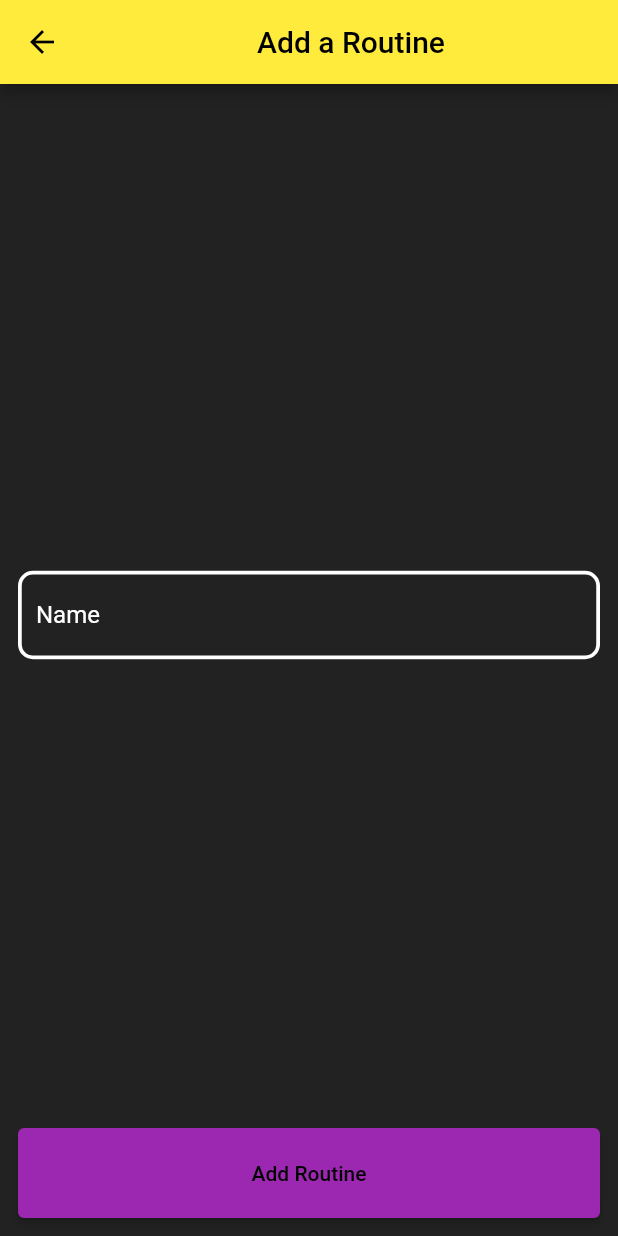
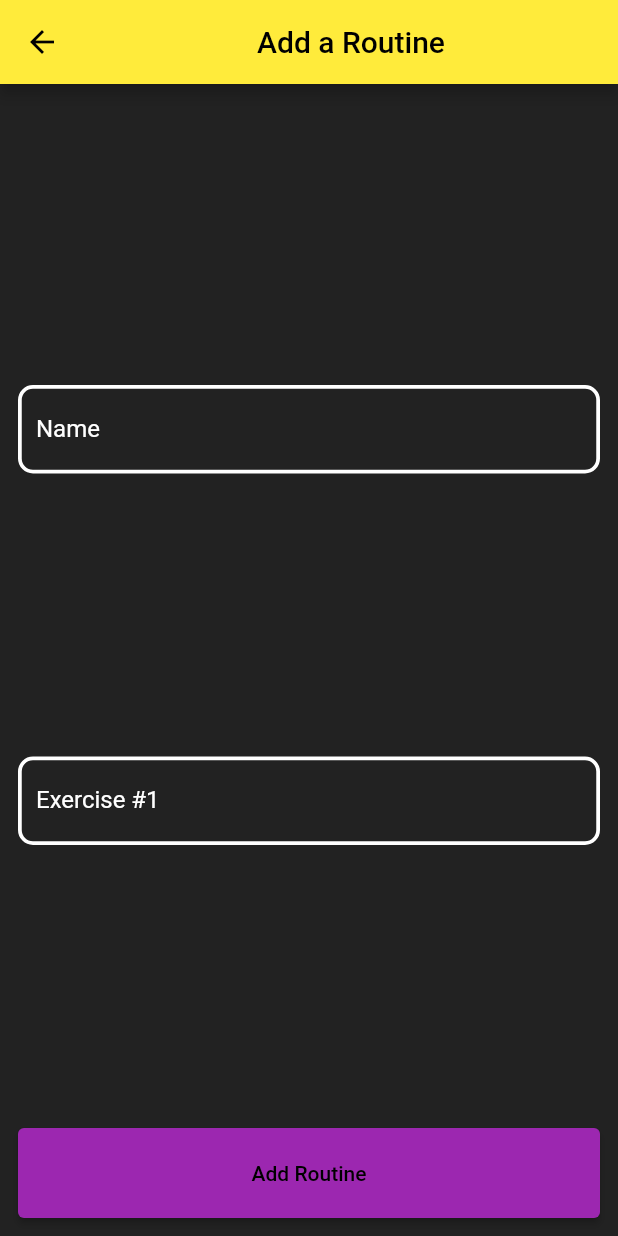
Before and after one commit to WilliamRWalsh/progressive-overload-app, a Flutter app: the AddRoutinePage screen opened directly, on a phone screen of 412 x 824 dp. Run offline on Flutter 3.47's test engine with Material 2 defaults, Android fonts, the phone set to English and light mode, and no system bars; our stand-ins replace flutter_riverpod, hive_flutter; accounts and stored records are empty.

Commit message:
auto complete field

```diff
--- a/lib/add_routine_page.dart
+++ b/lib/add_routine_page.dart
@@ -1,5 +1,6 @@
 import 'package:flutter/material.dart';
 import 'package:flutter_riverpod/flutter_riverpod.dart';
+import 'package:progressive_overload_app/shared/auto_complete_text_field.dart';
 
 class AddRoutinePage extends ConsumerWidget {
   const AddRoutinePage({super.key});
@@ -32,6 +33,14 @@ class AddRoutinePage extends ConsumerWidget {
                   onSaved: (val) =>
                       ref.read(_providerOfName.notifier).state = val,
                 ),
+                AutoCompleteTextField(
+                  items: ['Bench Press', 'Chest Press'],
+                  onSubmitted: (val) {},
+                  decoration: const InputDecoration(
+                    labelText: 'Exercise #1',
+                    hintText: 'Enter Exercise Name',
+                  ),
+                ),
                 SizedBox(
                   width: double.infinity,
                   height: 60,
--- /dev/null
+++ b/lib/shared/auto_complete_text_field.dart
@@ -0,0 +1,87 @@
+import 'package:flutter/material.dart';
+
+class AutoCompleteTextField extends StatefulWidget {
+  const AutoCompleteTextField({
+    required this.items,
+    required this.onSubmitted,
+    required this.decoration,
+  });
+
+  final List<String> items;
+  final Function(String) onSubmitted;
+  final InputDecoration decoration;
+
+  @override
+  _AutoCompleteTextFieldState createState() => _AutoCompleteTextFieldState();
+}
+
+class _AutoCompleteTextFieldState extends State<AutoCompleteTextField> {
+  final _textController = TextEditingController();
+  bool _showAutocomplete = false;
+
+  @override
+  void initState() {
+    super.initState();
+    _textController.addListener(() {
+      final currentText = _textController.text;
+      setState(() {
+        _showAutocomplete = currentText.isNotEmpty &&
+            widget.items.any((item) =>
+                item.toLowerCase().contains(currentText.toLowerCase())) &&
+            !widget.items
+                .any((item) => item.toLowerCase() == currentText.toLowerCase());
+      });
+    });
+  }
+
+  @override
+  void dispose() {
+    _textController.dispose();
+    super.dispose();
+  }
+
+  @override
+  Widget build(BuildContext context) {
+    return Column(
+      crossAxisAlignment: CrossAxisAlignment.start,
+      children: [
+        TextFormField(
+          controller: _textController,
+          decoration: widget.decoration,
+          onFieldSubmitted: (value) => widget.onSubmitted(value),
+        ),
+        if (_showAutocomplete)
+          Padding(
+            padding: const EdgeInsets.symmetric(vertical: 4),
+            child: Container(
+              decoration: BoxDecoration(
+                border: Border.all(color: Colors.grey),
+                borderRadius: BorderRadius.circular(8),
+                // color: Colors.grey,
+              ),
+              width: double.infinity,
+              child: Column(
+                crossAxisAlignment: CrossAxisAlignment.start,
+                children: [
+                  ...widget.items
+                      .where((item) => item
+                          .toLowerCase()
+                          .contains(_textController.text.toLowerCase()))
+                      .map((item) => ListTile(
+                            title: Text(item),
+                            onTap: () {
+                              setState(() {
+                                _showAutocomplete = false;
+                                _textController.text = item;
+                                widget.onSubmitted(item);
+                              });
+                            },
+                          ))
+                ],
+              ),
+            ),
+          ),
+      ],
+    );
+  }
+}
```
